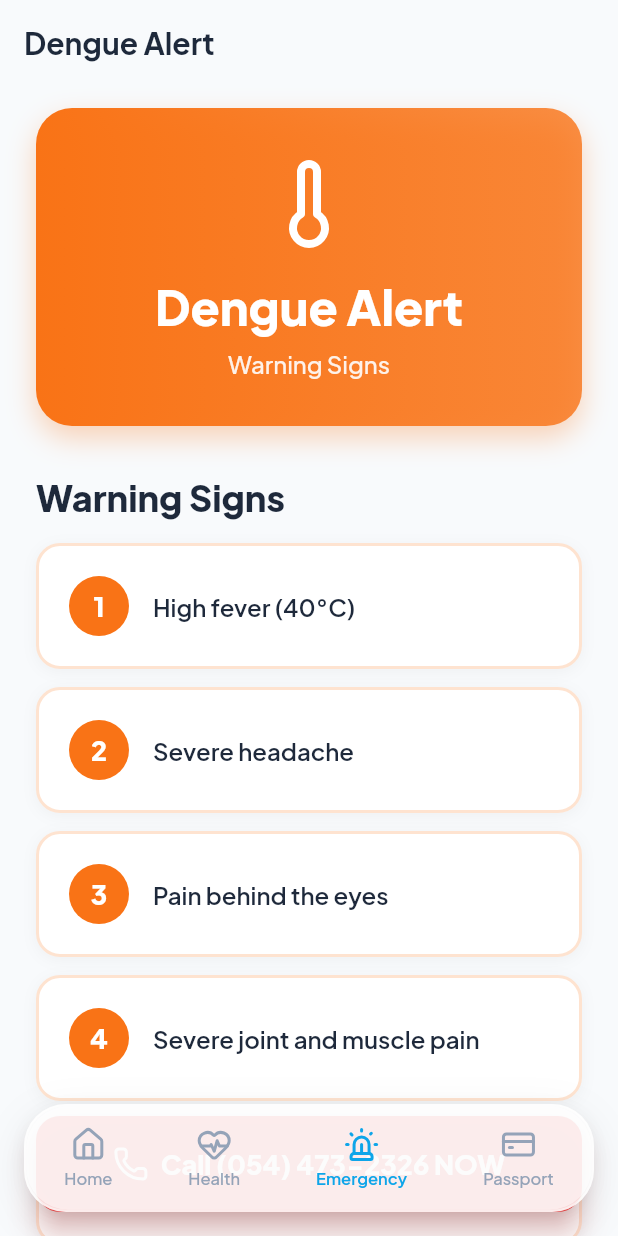
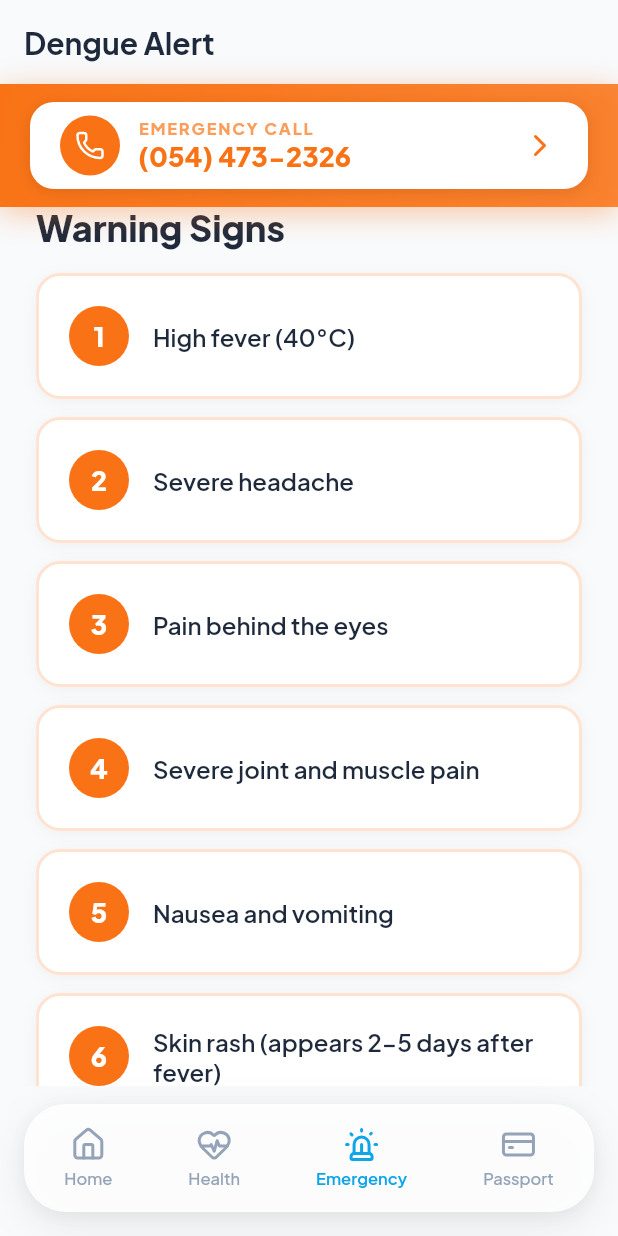
Before and after one commit to donsirr/myhealth_mobile, a Flutter app: the DengueIdentifyScreen screen opened by its route, on a phone screen of 412 x 824 dp. Run offline on Flutter 3.47's test engine with Material 3 defaults, Android fonts, the phone set to English and light mode, and no system bars; our stand-ins replace flutter_map, go_router, google_fonts, latlong2, lucide_icons, qr_flutter and 1 more; accounts and stored records are empty.

Commit message:
Refactor emergency guide screens and UI enhancements
Refactored EmergencyGuideScreen and related screens to use new props (warningSignsData, additionalNotes, accentColor, phoneNumber) and improved UI consistency. Updated CVD and Dengue screens for better layout and user experience, including floating buttons and modal prevention tips. Removed unused LucideIcons imports and adjusted CustomScaffold padding for dock visibility.

```diff
--- a/lib/screens/dengue_identify_screen.dart
+++ b/lib/screens/dengue_identify_screen.dart
@@ -1,5 +1,4 @@
 import 'package:flutter/material.dart';
-import 'package:lucide_icons/lucide_icons.dart';
 import '../widgets/emergency_guide_screen.dart';
 
 class DengueIdentifyScreen extends StatelessWidget {
@@ -9,10 +8,7 @@ class DengueIdentifyScreen extends StatelessWidget {
   Widget build(BuildContext context) {
     return EmergencyGuideScreen(
       title: 'Dengue Alert',
-      subtitle: 'Warning Signs',
-      color: const Color(0xFFF97316),
-      icon: LucideIcons.thermometer,
-      emergencySigns: const [
+      warningSignsData: const [
         'High fever (40°C)',
         'Severe headache',
         'Pain behind the eyes',
@@ -21,14 +17,15 @@ class DengueIdentifyScreen extends StatelessWidget {
         'Skin rash (appears 2-5 days after fever)',
         'Mild bleeding (nose, gums)',
       ],
-      notes: const [
+      additionalNotes: const [
         'CRITICAL PERIOD: Days 3-7 after symptom onset',
         'DO NOT take aspirin or ibuprofen - use paracetamol only',
         'Watch for severe dengue: persistent vomiting, severe abdominal pain, bleeding',
         'Drink plenty of fluids',
         'Get a platelet count test if fever persists',
       ],
-      emergencyNumber: '(054) 473-2326',
+      accentColor: const Color(0xFFF97316),
+      phoneNumber: '(054) 473-2326',
     );
   }
 }
--- a/lib/widgets/custom_scaffold.dart
+++ b/lib/widgets/custom_scaffold.dart
@@ -20,8 +20,15 @@ class CustomScaffold extends StatelessWidget {
       backgroundColor: const Color(0xFFF8FAFC),
       body: Stack(
         children: [
-          // Main content
-          child,
+          // Main content with proper bottom padding for dock
+          SafeArea(
+            bottom: false, // Don't use system bottom padding
+            child: Padding(
+              padding:
+                  const EdgeInsets.only(bottom: 100), // Reserve space for dock
+              child: child,
+            ),
+          ),
 
           // Stroke Timer Toast (only show when NOT on stroke page)
           Consumer<StrokeTimerProvider>(
--- a/lib/widgets/emergency_guide_screen.dart
+++ b/lib/widgets/emergency_guide_screen.dart
@@ -5,22 +5,18 @@ import 'package:url_launcher/url_launcher.dart';
 
 class EmergencyGuideScreen extends StatelessWidget {
   final String title;
-  final String subtitle;
-  final Color color;
-  final IconData icon;
-  final List<String> emergencySigns;
-  final List<String>? notes;
-  final String? emergencyNumber;
+  final List<String> warningSignsData;
+  final List<String> additionalNotes;
+  final Color accentColor;
+  final String phoneNumber;
 
   const EmergencyGuideScreen({
     super.key,
     required this.title,
-    required this.subtitle,
-    required this.color,
-    required this.icon,
-    required this.emergencySigns,
-    this.notes,
-    this.emergencyNumber = '911',
+    required this.warningSignsData,
+    required this.additionalNotes,
+    required this.accentColor,
+    this.phoneNumber = '(054) 473-2326',
   });
 
   @override
@@ -30,61 +26,20 @@ class EmergencyGuideScreen extends StatelessWidget {
       appBar: AppBar(
         title: Text(
           title,
-          style: GoogleFonts.plusJakartaSans(fontWeight: FontWeight.w700),
+          style: GoogleFonts.plusJakartaSans(
+            fontWeight: FontWeight.w700,
           ),
         ),
-      body: SingleChildScrollView(
-        padding: const EdgeInsets.fromLTRB(24, 16, 24, 100),
-        child: Column(
-          crossAxisAlignment: CrossAxisAlignment.start,
+      ),
+      body: Stack(
         children: [
-            // Hero Header
-            Container(
-              width: double.infinity,
-              padding: const EdgeInsets.all(32),
-              decoration: BoxDecoration(
-                gradient: LinearGradient(
-                  colors: [color, color.withValues(alpha: 0.8)],
-                ),
-                borderRadius: BorderRadius.circular(24),
-                boxShadow: [
-                  BoxShadow(
-                    color: color.withValues(alpha: 0.3),
-                    blurRadius: 16,
-                    offset: const Offset(0, 8),
-                  ),
-                ],
-              ),
-              child: Column(
+          // Scrollable content with top padding for button
+          Padding(
+            padding: const EdgeInsets.only(top: 80), // Space for call button
+            child: ListView(
+              padding: const EdgeInsets.fromLTRB(24, 0, 24, 24),
               children: [
-                  Icon(icon, color: Colors.white, size: 64),
-                  const SizedBox(height: 16),
-                  Text(
-                    title,
-                    style: GoogleFonts.plusJakartaSans(
-                      fontSize: 32,
-                      fontWeight: FontWeight.w800,
-                      color: Colors.white,
-                    ),
-                    textAlign: TextAlign.center,
-                  ),
-                  const SizedBox(height: 8),
-                  Text(
-                    subtitle,
-                    style: GoogleFonts.plusJakartaSans(
-                      fontSize: 16,
-                      fontWeight: FontWeight.w500,
-                      color: Colors.white.withValues(alpha: 0.9),
-                    ),
-                    textAlign: TextAlign.center,
-                  ),
-                ],
-              ),
-            ),
-
-            const SizedBox(height: 32),
-
-            // Warning Signs
+                // Header
                 Text(
                   'Warning Signs',
                   style: GoogleFonts.plusJakartaSans(
@@ -93,23 +48,28 @@ class EmergencyGuideScreen extends StatelessWidget {
                     color: const Color(0xFF1E293B),
                   ),
                 ),
-
                 const SizedBox(height: 16),
 
-            ...emergencySigns.asMap().entries.map((entry) {
-              return _buildSignCard(entry.key + 1, entry.value);
+                // Warning signs
+                ...warningSignsData.asMap().entries.map((entry) {
+                  return _buildWarningSign(
+                    context,
+                    number: entry.key + 1,
+                    sign: entry.value,
+                  );
                 }),
 
-            // Notes Section
-            if (notes != null && notes!.isNotEmpty) ...[
-              const SizedBox(height: 24),
+                const SizedBox(height: 32),
+
+                // Important Notes with better design
+                if (additionalNotes.isNotEmpty) ...[
                   Container(
                     padding: const EdgeInsets.all(20),
                     decoration: BoxDecoration(
-                  color: color.withValues(alpha: 0.1),
+                      color: accentColor.withValues(alpha: 0.08),
                       borderRadius: BorderRadius.circular(16),
                       border: Border.all(
-                    color: color.withValues(alpha: 0.3),
+                        color: accentColor.withValues(alpha: 0.3),
                         width: 2,
                       ),
                     ),
@@ -118,115 +78,146 @@ class EmergencyGuideScreen extends StatelessWidget {
                       children: [
                         Row(
                           children: [
-                        Icon(LucideIcons.info, color: color, size: 20),
-                        const SizedBox(width: 8),
+                            Container(
+                              padding: const EdgeInsets.all(8),
+                              decoration: BoxDecoration(
+                                color: accentColor,
+                                borderRadius: BorderRadius.circular(8),
+                              ),
+                              child: const Icon(
+                                LucideIcons.info,
+                                color: Colors.white,
+                                size: 20,
+                              ),
+                            ),
+                            const SizedBox(width: 12),
                             Text(
                               'Important Notes',
                               style: GoogleFonts.plusJakartaSans(
-                            fontSize: 16,
-                            fontWeight: FontWeight.w700,
-                            color: color,
+                                fontSize: 18,
+                                fontWeight: FontWeight.w800,
+                                color: const Color(0xFF1E293B),
                               ),
                             ),
                           ],
                         ),
-                    const SizedBox(height: 12),
-                    ...notes!.where((note) => note.isNotEmpty).map((note) {
-                      // Check if it's a header (ends with ':' or doesn't start with '•')
-                      final isHeader = note.endsWith(':') ||
-                          (!note.startsWith('•') && !note.contains('→'));
-                      final displayText =
-                          note.startsWith('• ') ? note.substring(2) : note;
-
-                      if (isHeader) {
-                        return Padding(
-                          padding: EdgeInsets.only(
-                              bottom: 8,
-                              top: notes!.indexOf(note) == 0 ? 0 : 8),
-                          child: Text(
-                            note,
-                            style: GoogleFonts.plusJakartaSans(
-                              fontSize: 14,
-                              fontWeight: FontWeight.w700,
-                              color: const Color(0xFF1E293B),
+                        const SizedBox(height: 16),
+                        ...additionalNotes
+                            .map((note) => _buildNote(context, note)),
+                      ],
                     ),
                   ),
-                        );
-                      }
+                ],
+              ],
+            ),
+          ),
 
-                      return Padding(
-                        padding: const EdgeInsets.only(bottom: 6),
+          // Enhanced call button at TOP
+          Positioned(
+            left: 0,
+            right: 0,
+            top: 0,
+            child: Container(
+              padding: const EdgeInsets.fromLTRB(20, 12, 20, 12),
+              decoration: BoxDecoration(
+                gradient: LinearGradient(
+                  colors: [accentColor, accentColor.withValues(alpha: 0.85)],
+                  begin: Alignment.topLeft,
+                  end: Alignment.bottomRight,
+                ),
+                boxShadow: [
+                  BoxShadow(
+                    color: accentColor.withValues(alpha: 0.4),
+                    blurRadius: 16,
+                    offset: const Offset(0, 4),
+                  ),
+                ],
+              ),
+              child: SafeArea(
+                bottom: false,
+                child: Container(
+                  height: 58,
+                  decoration: BoxDecoration(
+                    color: Colors.white,
+                    borderRadius: BorderRadius.circular(16),
+                    boxShadow: [
+                      BoxShadow(
+                        color: Colors.black.withValues(alpha: 0.1),
+                        blurRadius: 8,
+                        offset: const Offset(0, 2),
+                      ),
+                    ],
+                  ),
+                  child: Material(
+                    color: Colors.transparent,
+                    child: InkWell(
+                      onTap: _launchPhone,
+                      borderRadius: BorderRadius.circular(16),
+                      child: Padding(
+                        padding: const EdgeInsets.symmetric(horizontal: 20),
                         child: Row(
+                          mainAxisAlignment: MainAxisAlignment.center,
+                          children: [
+                            Container(
+                              padding: const EdgeInsets.all(10),
+                              decoration: BoxDecoration(
+                                color: accentColor,
+                                shape: BoxShape.circle,
+                              ),
+                              child: const Icon(
+                                LucideIcons.phone,
+                                color: Colors.white,
+                                size: 20,
+                              ),
+                            ),
+                            const SizedBox(width: 12),
+                            Expanded(
+                              child: Column(
+                                mainAxisAlignment: MainAxisAlignment.center,
                                 crossAxisAlignment: CrossAxisAlignment.start,
                                 children: [
                                   Text(
-                              '• ',
+                                    'EMERGENCY CALL',
                                     style: GoogleFonts.plusJakartaSans(
-                                fontSize: 14,
-                                color: const Color(0xFF475569),
+                                      fontSize: 11,
+                                      fontWeight: FontWeight.w800,
+                                      color: accentColor.withValues(alpha: 0.7),
+                                      letterSpacing: 1.2,
                                     ),
                                   ),
-                            Expanded(
-                              child: Text(
-                                displayText,
+                                  Text(
+                                    phoneNumber,
                                     style: GoogleFonts.plusJakartaSans(
-                                  fontSize: 14,
-                                  color: const Color(0xFF475569),
-                                  height: 1.5,
+                                      fontSize: 18,
+                                      fontWeight: FontWeight.w800,
+                                      color: accentColor,
+                                      height: 1.2,
+                                    ),
+                                  ),
+                                ],
+                              ),
+                            ),
+                            Icon(
+                              LucideIcons.chevronRight,
+                              color: accentColor,
+                              size: 24,
+                            ),
+                          ],
+                        ),
+                      ),
+                    ),
+                  ),
+                ),
               ),
             ),
           ),
         ],
       ),
     );
-                    }),
-                  ],
-                ),
-              ),
-            ],
-
-            const SizedBox(height: 24),
-
-            // Disclaimer
-            Container(
-              padding: const EdgeInsets.all(16),
-              decoration: BoxDecoration(
-                color: const Color(0xFFFEF2F2),
-                borderRadius: BorderRadius.circular(16),
-                border: Border.all(color: const Color(0xFFFECACA)),
-              ),
-              child: Row(
-                children: [
-                  const Icon(
-                    LucideIcons.alertCircle,
-                    color: Color(0xFFEF4444),
-                    size: 20,
-                  ),
-                  const SizedBox(width: 12),
-                  Expanded(
-                    child: Text(
-                      'This is for educational purposes only. When in doubt, always call emergency services.',
-                      style: GoogleFonts.plusJakartaSans(
-                        fontSize: 12,
-                        fontWeight: FontWeight.w500,
-                        color: const Color(0xFF991B1B),
-                      ),
-                    ),
-                  ),
-                ],
-              ),
-            ),
-          ],
-        ),
-      ),
-      floatingActionButton: SafeArea(
-        child: _buildEmergencyButton(context),
-      ),
-      floatingActionButtonLocation: FloatingActionButtonLocation.centerFloat,
-    );
   }
 
-  Widget _buildSignCard(int number, String sign) {
+  Widget _buildWarningSign(BuildContext context,
+      {required int number, required String sign}) {
     return Container(
       margin: const EdgeInsets.only(bottom: 12),
       padding: const EdgeInsets.all(20),
@@ -234,7 +225,7 @@ class EmergencyGuideScreen extends StatelessWidget {
         color: Colors.white,
         borderRadius: BorderRadius.circular(16),
         border: Border.all(
-          color: color.withValues(alpha: 0.2),
+          color: accentColor.withValues(alpha: 0.2),
           width: 2,
         ),
         boxShadow: [
@@ -251,7 +242,7 @@ class EmergencyGuideScreen extends StatelessWidget {
             width: 40,
             height: 40,
             decoration: BoxDecoration(
-              color: color,
+              color: accentColor,
               shape: BoxShape.circle,
             ),
             child: Center(
@@ -281,36 +272,35 @@ class EmergencyGuideScreen extends StatelessWidget {
     );
   }
 
-  Widget _buildEmergencyButton(BuildContext context) {
-    return Container(
-      width: MediaQuery.of(context).size.width - 48,
-      margin: const EdgeInsets.symmetric(horizontal: 24),
-      child: ElevatedButton.icon(
-        onPressed: () => _launchPhone(emergencyNumber!),
-        icon: const Icon(LucideIcons.phone, size: 24),
-        label: Text(
-          'Call $emergencyNumber NOW',
+  Widget _buildNote(BuildContext context, String note) {
+    return Padding(
+      padding: const EdgeInsets.only(bottom: 8),
+      child: Row(
+        crossAxisAlignment: CrossAxisAlignment.start,
+        children: [
+          Text(
+            '• ',
             style: GoogleFonts.plusJakartaSans(
-            fontSize: 18,
-            fontWeight: FontWeight.w800,
+              fontSize: 14,
+              color: const Color(0xFF64748B),
             ),
           ),
-        style: ElevatedButton.styleFrom(
-          backgroundColor: const Color(0xFFEF4444),
-          foregroundColor: Colors.white,
-          padding: const EdgeInsets.symmetric(vertical: 20),
-          shape: RoundedRectangleBorder(
-            borderRadius: BorderRadius.circular(16),
+          Expanded(
+            child: Text(
+              note,
+              style: GoogleFonts.plusJakartaSans(
+                fontSize: 14,
+                color: const Color(0xFF64748B),
               ),
-          elevation: 8,
-          shadowColor: const Color(0xFFEF4444).withValues(alpha: 0.5),
             ),
+          ),
+        ],
       ),
     );
   }
 
-  Future<void> _launchPhone(String number) async {
-    final uri = Uri.parse('tel:$number');
+  Future<void> _launchPhone() async {
+    final uri = Uri.parse('tel:$phoneNumber');
     if (await canLaunchUrl(uri)) {
       await launchUrl(uri);
     }
```
Also changed, not shown: lib/screens/child_emergency_screen.dart (+4 -7 lines), lib/screens/cvd_screen.dart (+33 -26 lines), lib/screens/dengue_screen.dart (+102 -14 lines), lib/screens/heart_attack_screen.dart (+4 -7 lines), 1 other file. Lines whose indentation alone changed are shown as unchanged.
